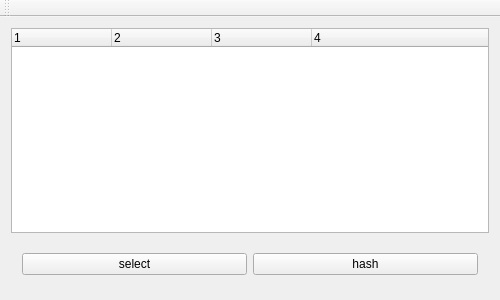
The window that qhash/mainwindow.ui (coolshou/DesktopEntry-actions) describes before a commit, drawn with Qt 5.
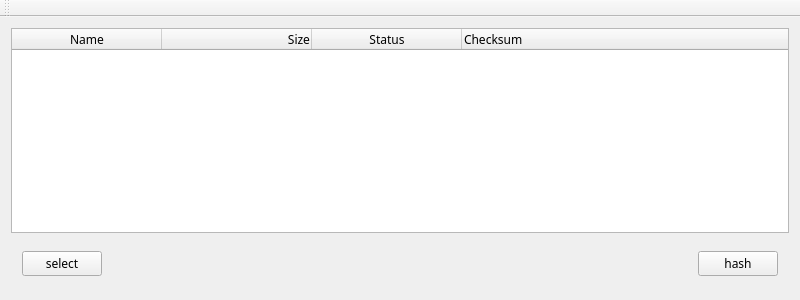
The same window after the commit. Icons and pictures are not drawn.

Diff of the .ui file:
```diff
--- a/qhash/mainwindow.ui
+++ b/qhash/mainwindow.ui
@@ -6,7 +6,7 @@
    <rect>
     <x>0</x>
     <y>0</y>
-    <width>500</width>
+    <width>800</width>
     <height>300</height>
    </rect>
   </property>
@@ -22,6 +22,11 @@
     <height>300</height>
    </size>
   </property>
+  <property name="font">
+   <font>
+    <family>Sans</family>
+   </font>
+  </property>
   <property name="windowTitle">
    <string>Hash</string>
   </property>
@@ -57,7 +62,7 @@
         </property>
         <layout class="QVBoxLayout" name="verticalLayout_2">
          <item>
-          <layout class="QHBoxLayout" name="horizontalLayout" stretch="0,0">
+          <layout class="QHBoxLayout" name="horizontalLayout" stretch="0,0,0">
            <property name="sizeConstraint">
             <enum>QLayout::SetDefaultConstraint</enum>
            </property>
@@ -72,6 +77,19 @@
              </item>
             </layout>
            </item>
+           <item>
+            <spacer name="horizontalSpacer">
+             <property name="orientation">
+              <enum>Qt::Horizontal</enum>
+             </property>
+             <property name="sizeHint" stdset="0">
+              <size>
+               <width>40</width>
+               <height>20</height>
+              </size>
+             </property>
+            </spacer>
+           </item>
            <item>
             <widget class="QPushButton" name="pushButton_hash">
              <property name="text">
@@ -86,30 +104,48 @@
       </item>
       <item row="0" column="0">
        <widget class="QTreeWidget" name="treeWidget_files">
+        <property name="sizeAdjustPolicy">
+         <enum>QAbstractScrollArea::AdjustToContents</enum>
+        </property>
+        <property name="horizontalScrollMode">
+         <enum>QAbstractItemView::ScrollPerPixel</enum>
+        </property>
+        <property name="allColumnsShowFocus">
+         <bool>false</bool>
+        </property>
         <property name="columnCount">
          <number>4</number>
         </property>
         <attribute name="headerDefaultSectionSize">
-         <number>100</number>
+         <number>150</number>
         </attribute>
         <column>
          <property name="text">
-          <string notr="true">1</string>
+          <string>Name</string>
          </property>
+         <property name="textAlignment">
+          <set>AlignHCenter|AlignVCenter|AlignCenter</set>
+         </property>
         </column>
         <column>
          <property name="text">
-          <string notr="true">2</string>
+          <string>Size</string>
          </property>
+         <property name="textAlignment">
+          <set>AlignRight|AlignVCenter</set>
+         </property>
         </column>
         <column>
          <property name="text">
-          <string notr="true">3</string>
+          <string>Status</string>
          </property>
+         <property name="textAlignment">
+          <set>AlignHCenter|AlignVCenter|AlignCenter</set>
+         </property>
         </column>
         <column>
          <property name="text">
-          <string notr="true">4</string>
+          <string>Checksum</string>
          </property>
         </column>
        </widget>
```
Left out of the diff: 13 changed lines with no effect on the pictures.
